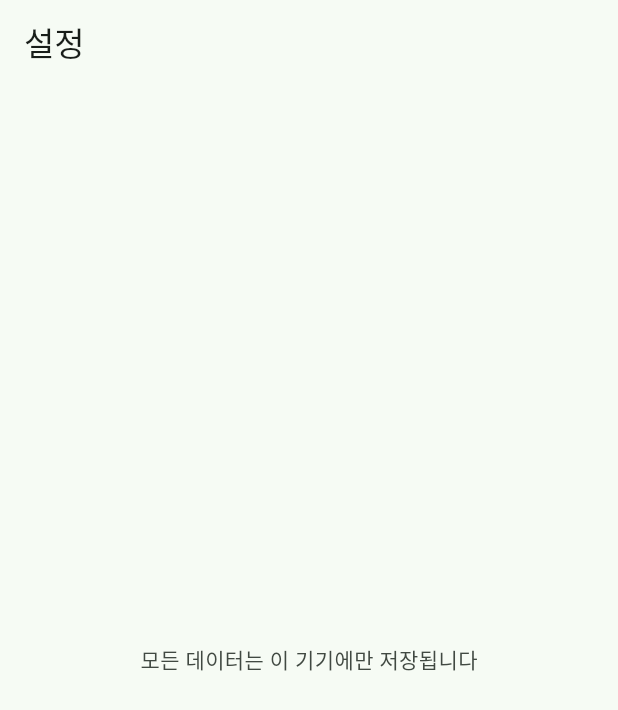
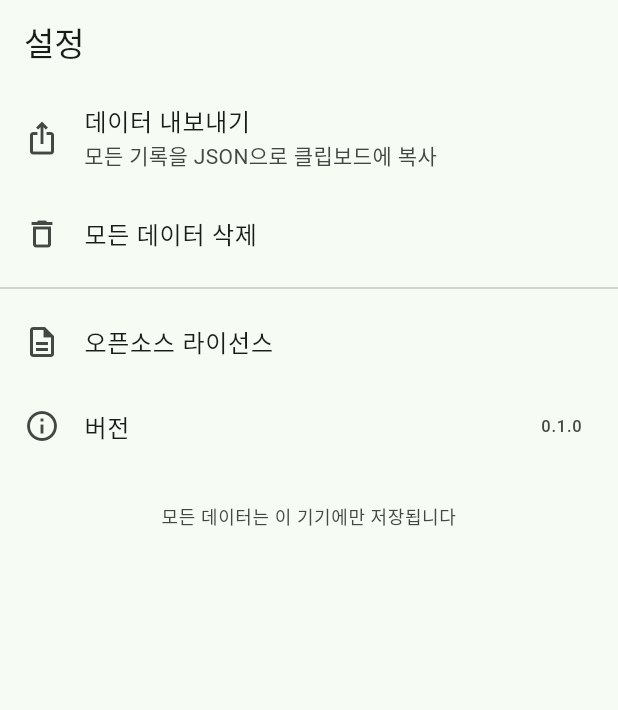
Before and after one commit to yscof/oikos, a Flutter app: the SettingsScreen screen opened by its route, on a phone screen of 412 x 824 dp. Shown: the top 710 px of the screen. Run offline on Flutter 3.47's test engine with Material 3 defaults, Android fonts, the phone set to English and light mode, and no system bars; our stand-ins replace flutter_riverpod, go_router, shared_preferences; accounts and stored records are empty.

Commit message:
feat: M5 설정 + 항목 수정 — v1 기능 완결
- settings: 데이터 내보내기(JSON→클립보드), 모든 데이터 삭제(확인 다이얼로그), 오픈소스 라이선스, 버전, '모든 데이터는 이 기기에만 저장됩니다'
- 내역 탭 → 기록 시트 수정 모드(프리필, 같은 id 교체, 날짜·시각 유지)
- 위젯 테스트 6건: 수정 프리필/교체, 클립보드 mock 검증, 전체 삭제 → 빈 상태

Co-Authored-By: Claude Fable 5 <noreply@anthropic.com>

```diff
--- a/lib/features/history/history_screen.dart
+++ b/lib/features/history/history_screen.dart
@@ -6,6 +6,7 @@ import '../../core/formats.dart';
 import '../../data/entry.dart';
 import '../../data/entry_store.dart';
 import '../home/recent_entries.dart' show EntryTile;
+import '../record/record_sheet.dart';
 
 /// 날짜 그룹 타임라인. 의미(인사이트)는 홈에, 여기는 사실만.
 class HistoryScreen extends ConsumerWidget {
@@ -105,6 +106,7 @@ class HistoryScreen extends ConsumerWidget {
       children.add(
         EntryTile(
           entry: e,
+          onTap: () => showRecordSheet(context, editing: e),
           onLongPress: () => _confirmDelete(context, ref, e),
         ),
       );
--- a/lib/features/settings/settings_screen.dart
+++ b/lib/features/settings/settings_screen.dart
@@ -1,19 +1,105 @@
+import 'dart:convert';
+
 import 'package:flutter/material.dart';
+import 'package:flutter/services.dart';
+import 'package:flutter_riverpod/flutter_riverpod.dart';
 
-/// M2 플레이스홀더 — M5에서 내보내기/삭제/라이선스/버전이 들어온다.
-class SettingsScreen extends StatelessWidget {
+import '../../data/entry_store.dart';
+
+/// pubspec.yaml의 version과 함께 올린다.
+const String appVersion = '0.1.0';
+
+class SettingsScreen extends ConsumerWidget {
   const SettingsScreen({super.key});
 
+  Future<void> _exportToClipboard(BuildContext context, WidgetRef ref) async {
+    final entries = ref.read(entryStoreProvider);
+    final messenger = ScaffoldMessenger.of(context);
+    if (entries.isEmpty) {
+      messenger.showSnackBar(
+        const SnackBar(content: Text('아직 내보낼 기록이 없어요')),
+      );
+      return;
+    }
+    final json = const JsonEncoder.withIndent('  ')
+        .convert([for (final e in entries) e.toJson()]);
+    await Clipboard.setData(ClipboardData(text: json));
+    messenger.showSnackBar(
+      SnackBar(content: Text('기록 ${entries.length}건을 클립보드에 복사했어요')),
+    );
+  }
+
+  Future<void> _confirmClearAll(BuildContext context, WidgetRef ref) async {
+    final messenger = ScaffoldMessenger.of(context);
+    final ok = await showDialog<bool>(
+      context: context,
+      builder: (context) => AlertDialog(
+        title: const Text('모든 기록을 삭제할까요?'),
+        content: const Text('되돌릴 수 없어요. 필요하면 먼저 내보내기로 남겨둘 수 있어요.'),
+        actions: [
+          TextButton(
+            onPressed: () => Navigator.of(context).pop(false),
+            child: const Text('취소'),
+          ),
+          TextButton(
+            onPressed: () => Navigator.of(context).pop(true),
+            child: const Text('삭제'),
+          ),
+        ],
+      ),
+    );
+    if (ok == true) {
+      await ref.read(entryStoreProvider.notifier).clearAll();
+      messenger.showSnackBar(
+        const SnackBar(content: Text('모든 기록을 삭제했어요')),
+      );
+    }
+  }
+
   @override
-  Widget build(BuildContext context) {
+  Widget build(BuildContext context, WidgetRef ref) {
     final muted = Theme.of(context).colorScheme.onSurfaceVariant;
+    final textTheme = Theme.of(context).textTheme;
     return Scaffold(
       appBar: AppBar(title: const Text('설정')),
-      body: Center(
-        child: Text(
-          '모든 데이터는 이 기기에만 저장됩니다',
-          style: Theme.of(context).textTheme.bodyMedium?.copyWith(color: muted),
-        ),
+      body: ListView(
+        children: [
+          ListTile(
+            leading: const Icon(Icons.ios_share_outlined),
+            title: const Text('데이터 내보내기'),
+            subtitle: const Text('모든 기록을 JSON으로 클립보드에 복사'),
+            onTap: () => _exportToClipboard(context, ref),
+          ),
+          ListTile(
+            leading: const Icon(Icons.delete_outline),
+            title: const Text('모든 데이터 삭제'),
+            onTap: () => _confirmClearAll(context, ref),
+          ),
+          const Divider(),
+          ListTile(
+            leading: const Icon(Icons.description_outlined),
+            title: const Text('오픈소스 라이선스'),
+            onTap: () => showLicensePage(
+              context: context,
+              applicationName: '오이코스',
+              applicationVersion: appVersion,
+            ),
+          ),
+          const ListTile(
+            leading: Icon(Icons.info_outline),
+            title: Text('버전'),
+            trailing: Text(appVersion),
+          ),
+          const SizedBox(height: 24),
+          Padding(
+            padding: const EdgeInsets.symmetric(horizontal: 20),
+            child: Text(
+              '모든 데이터는 이 기기에만 저장됩니다',
+              textAlign: TextAlign.center,
+              style: textTheme.bodySmall?.copyWith(color: muted),
+            ),
+          ),
+        ],
       ),
     );
   }
```
Also changed, not shown: lib/features/record/record_sheet.dart (+39 -6 lines), 2 other files.
